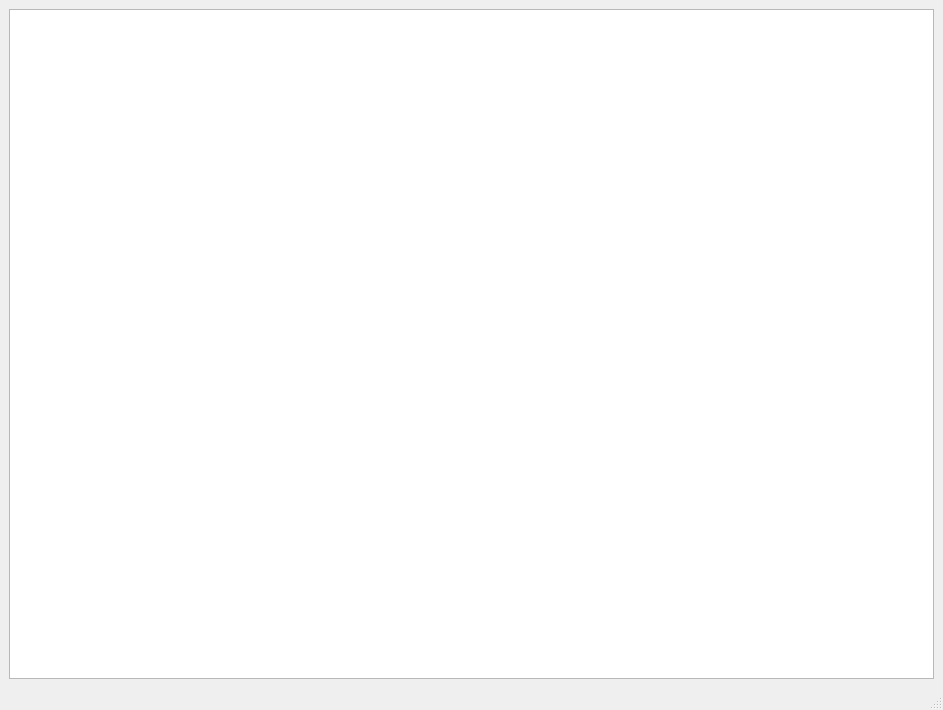
Above: MainWindow.ui from Vlad2001MFS/FSTreeInfo before the change. Below: the same form after it.
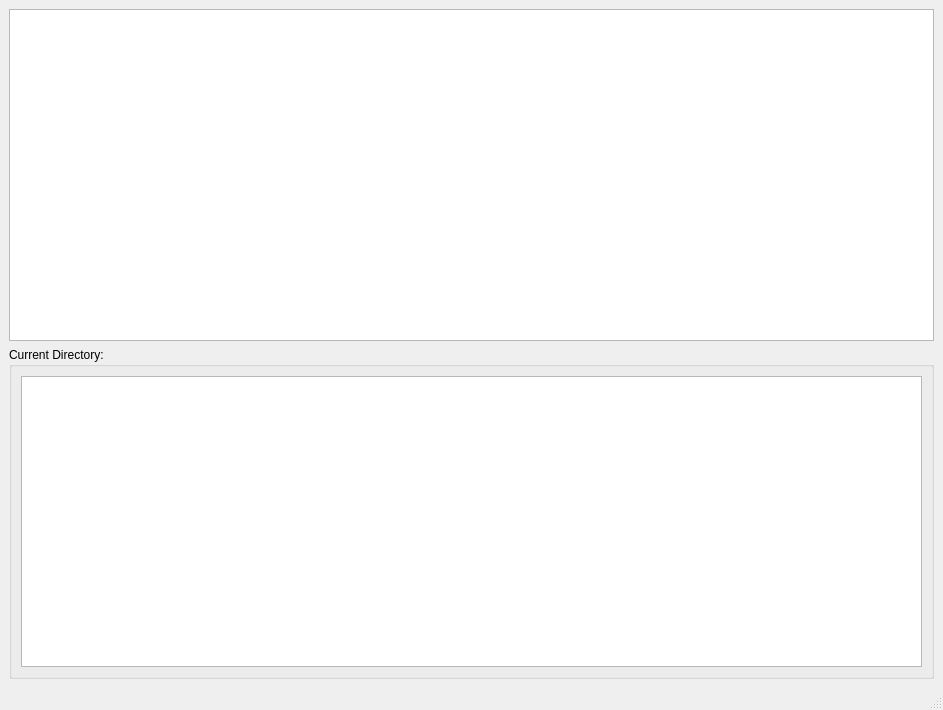
That is the form after the change.

Commit message: add displaying the statistics of directory

```diff
--- a/MainWindow.ui
+++ b/MainWindow.ui
@@ -18,6 +18,18 @@
     <item>
      <widget class="QTreeView" name="fsTreeView"/>
     </item>
+    <item>
+     <widget class="QGroupBox" name="dirInfoBox">
+      <property name="title">
+       <string>Current Directory: </string>
+      </property>
+      <layout class="QGridLayout" name="gridLayout">
+       <item row="0" column="0">
+        <widget class="QTableView" name="dirInfoView"/>
+       </item>
+      </layout>
+     </widget>
+    </item>
    </layout>
   </widget>
   <widget class="QMenuBar" name="menubar">
```
The commit also changes 5 other files.
